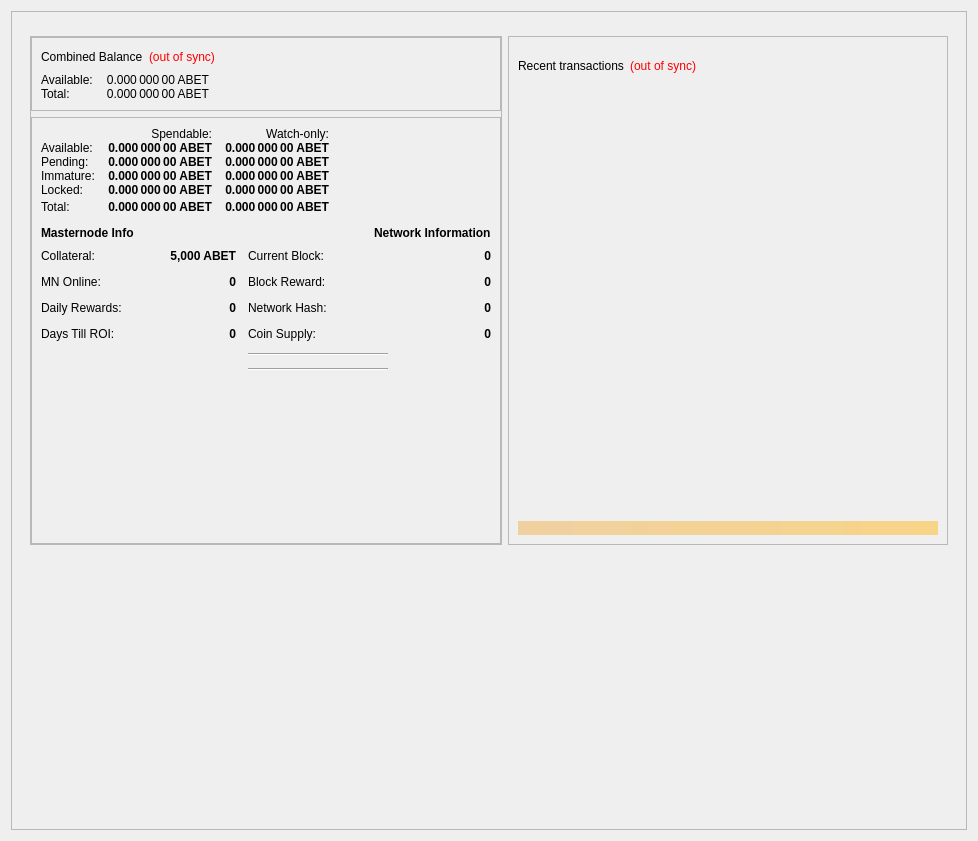
This is src/qt/forms/overviewpage.ui in CoinStaging/abet as Qt 5 draws it before an edit. The edited form follows.
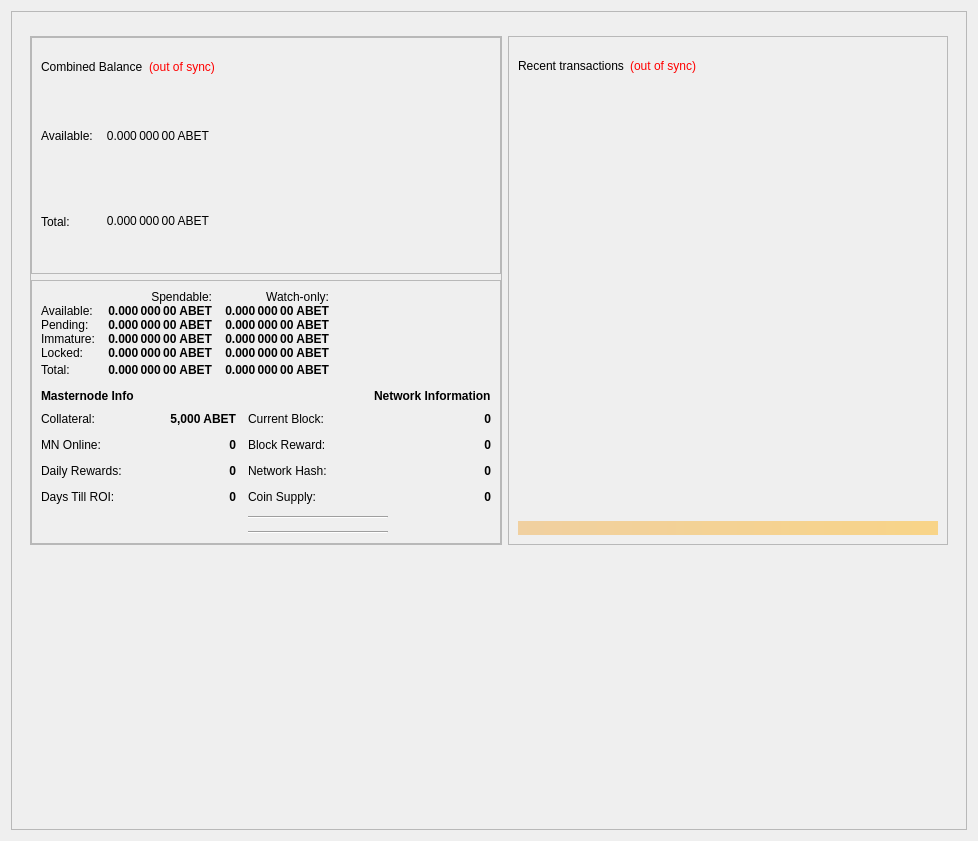
This is the edited form.

What changed in the file:
```diff
--- a/src/qt/forms/overviewpage.ui
+++ b/src/qt/forms/overviewpage.ui
@@ -947,19 +947,6 @@
                    </item>
                   </layout>
                  </item>
-                 <item>
-                  <spacer name="verticalSpacer">
-                   <property name="orientation">
-                    <enum>Qt::Vertical</enum>
-                   </property>
-                   <property name="sizeHint" stdset="0">
-                    <size>
-                     <width>20</width>
-                     <height>261</height>
-                    </size>
-                   </property>
-                  </spacer>
-                 </item>
                 </layout>
                </widget>
               </item>
```
